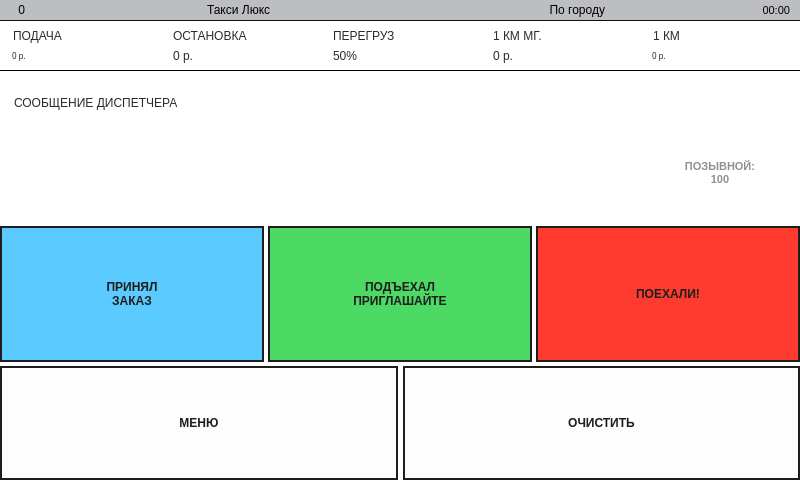
Qt form indigotaxi.ui (koolkhel/wince-taximeter) before a commit.
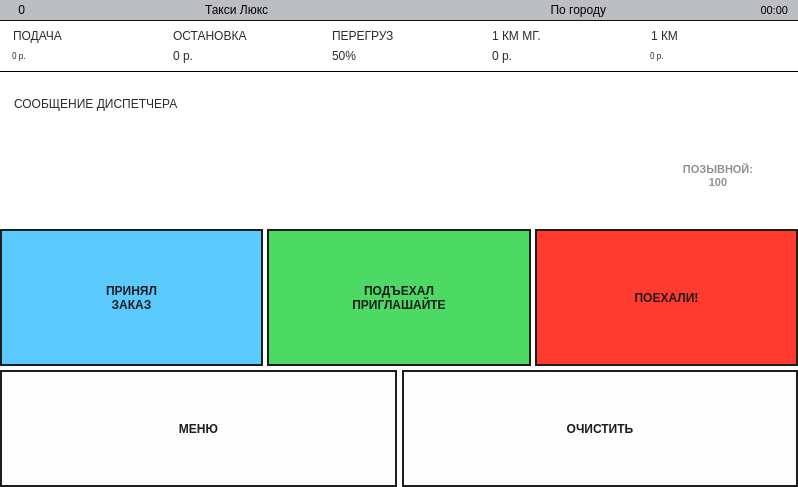
The same form after that commit. The open tabs and pages were chosen to show the change. Icons and pictures are not drawn.

Commit message: в светлой теме жирный шрифт на первом экране

Patch:
```diff
--- a/indigotaxi.ui
+++ b/indigotaxi.ui
@@ -6,8 +6,8 @@
    <rect>
     <x>0</x>
     <y>0</y>
-    <width>800</width>
-    <height>480</height>
+    <width>798</width>
+    <height>487</height>
    </rect>
   </property>
   <property name="sizePolicy">
@@ -430,7 +430,7 @@
         <widget class="QLabel" name="taxiNameLabel">
          <property name="minimumSize">
           <size>
-           <width>100</width>
+           <width>110</width>
            <height>0</height>
           </size>
          </property>
```
Left out of the diff: 2 changed lines with no effect on the pictures. The commit also changes 1 other file.
